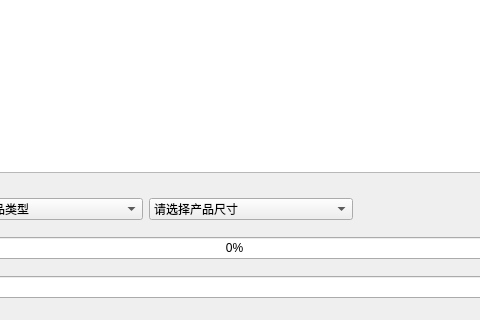
Above: uidemo08/form/fileconversionpanel.ui from ZeYu1391774324/BX-MagnetDetectorProject before the change; both pictures show x 182 to 662 and y 171 to 491 of the 833 by 491 pixel window. Below: the same form after it.
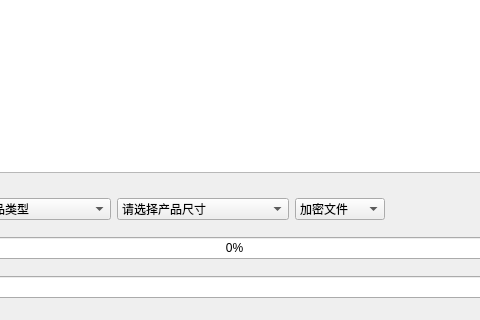
That is the form after the change. Icons and pictures are not drawn.

What changed in the file:
```diff
--- a/uidemo08/form/fileconversionpanel.ui
+++ b/uidemo08/form/fileconversionpanel.ui
@@ -150,6 +150,20 @@
         </item>
        </widget>
       </item>
+      <item>
+       <widget class="QComboBox" name="encryptStatComBox">
+        <item>
+         <property name="text">
+          <string>加密文件</string>
+         </property>
+        </item>
+        <item>
+         <property name="text">
+          <string>未加密文件</string>
+         </property>
+        </item>
+       </widget>
+      </item>
       <item>
        <spacer name="horizontalSpacer_2">
         <property name="orientation">
```
